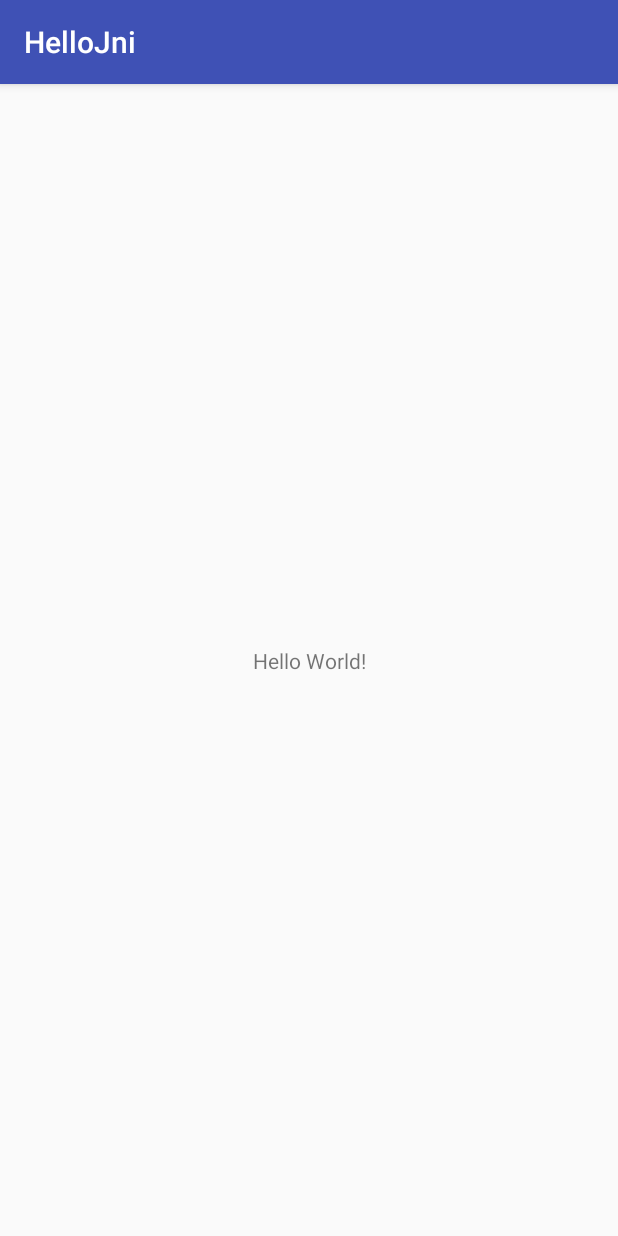
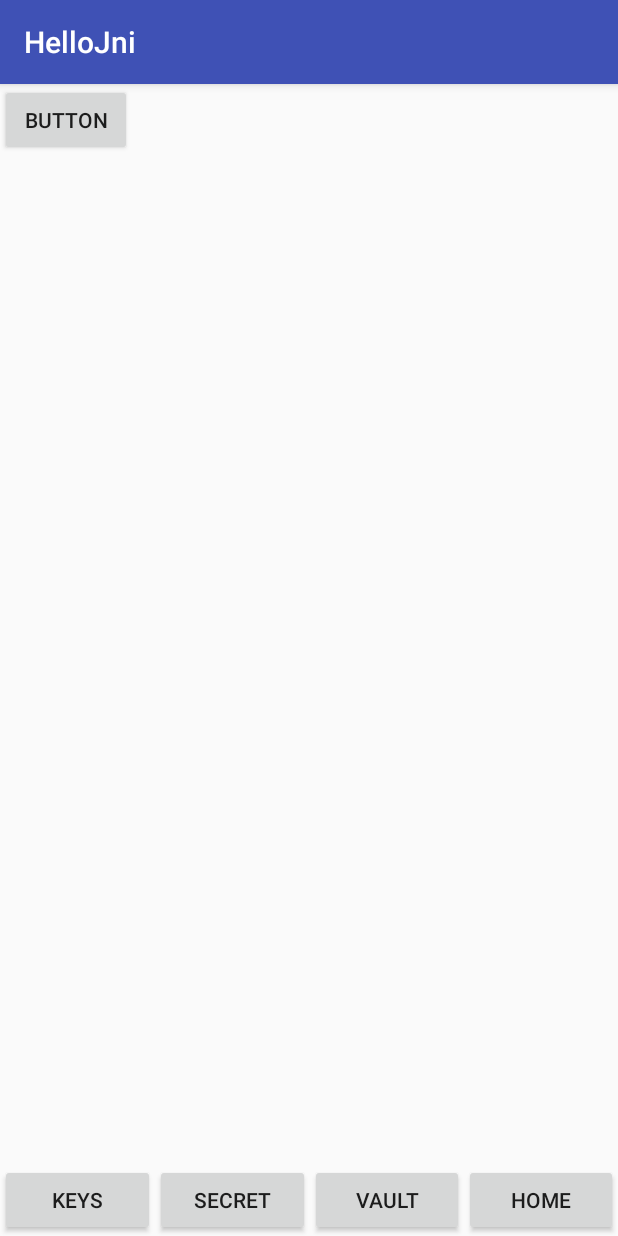
Before and after one commit to PartlyFluked/PASS-android, an Android app: the screen it shows after launch (HelloJni), on a phone screen of 412 x 824 dp. Run offline under Robolectric (Android 15) with nearby library versions, the phone set to English and light mode, and no system bars; 1 statement that could not run was skipped.

Commit message:
added main activity bar also dont know how to use gitignore in Android Studio

```diff
--- a/app/src/main/java/com/example/hellojni/HelloJni.java
+++ b/app/src/main/java/com/example/hellojni/HelloJni.kt
@@ -13,30 +13,44 @@
  * See the License for the specific language governing permissions and
  * limitations under the License.
  */
-package com.example.hellojni;
+package com.example.hellojni
 
-import android.support.v7.app.AppCompatActivity;
-import android.os.Bundle;
-import android.widget.TextView;
+import android.support.v7.app.AppCompatActivity
+import android.os.Bundle
+import android.view.View
+import android.widget.TextView
 
-public class HelloJni extends AppCompatActivity {
+class HelloJni : AppCompatActivity() {
 
-    @Override
-    protected void onCreate(Bundle savedInstanceState) {
-        super.onCreate(savedInstanceState);
+    override fun onCreate(savedInstanceState: Bundle?) {
+        super.onCreate(savedInstanceState)
         /* Retrieve our TextView and set its content.
          * the text is retrieved by calling a native
          * function.
          */
-        setContentView(R.layout.activity_hello_jni);
-        TextView tv = (TextView)findViewById(R.id.hello_textview);
-        tv.setText( stringFromJNI() );
+        setContentView(R.layout.activity_home)
+        //val tv = findViewById(R.id.hello_textview) as TextView
+        //tv.text = stringFromJNI()
     }
+
+    fun gotoHome(view: View){
+        setContentView(R.layout.activity_home)
+    }
+    fun gotoKeys(view: View){
+        setContentView(R.layout.activity_keys)
+    }
+    fun gotoVault(view: View){
+        setContentView(R.layout.activity_vault)
+    }
+    fun gotoSecret(view: View){
+        setContentView(R.layout.activity_secret)
+    }
+
     /* A native method that is implemented by the
      * 'hello-jni' native library, which is packaged
      * with this application.
      */
-    public native String  stringFromJNI();
+    external fun stringFromJNI(): String
 
     /* This is another native method declaration that is *not*
      * implemented by 'hello-jni'. This is simply to show that
@@ -48,14 +62,17 @@ public class HelloJni extends AppCompatActivity {
      * Trying to call this function will result in a
      * java.lang.UnsatisfiedLinkError exception !
      */
-    public native String  unimplementedStringFromJNI();
+    external fun unimplementedStringFromJNI(): String
 
-    /* this is used to load the 'hello-jni' library on application
+    companion object {
+
+        /* this is used to load the 'hello-jni' library on application
      * startup. The library has already been unpacked into
      * /data/data/com.example.hellojni/lib/libhello-jni.so at
      * installation time by the package manager.
      */
-    static {
-        System.loadLibrary("hello-jni");
+        init {
+            System.loadLibrary("hello-jni")
+        }
     }
 }
--- a/app/src/main/res/layout/activity_hello_jni.xml
+++ b/app/src/main/res/layout/activity_home.xml
@@ -4,17 +4,20 @@
     xmlns:tools="http://schemas.android.com/tools"
     android:id="@+id/activity_hello_jni"
     android:layout_width="match_parent"
-    android:layout_height="match_parent"
-    tools:context="com.example.hellojni.HelloJni">
+    android:layout_height="match_parent">
 
-    <TextView
-        android:id="@+id/hello_textview"
+    <Button
+        android:id="@+id/button6"
         android:layout_width="wrap_content"
         android:layout_height="wrap_content"
-        android:text="Hello World!"
-        app:layout_constraintBottom_toBottomOf="@+id/activity_hello_jni"
-        app:layout_constraintLeft_toLeftOf="@+id/activity_hello_jni"
-        app:layout_constraintRight_toRightOf="@+id/activity_hello_jni"
-        app:layout_constraintTop_toTopOf="@+id/activity_hello_jni" />
+        android:text="Button" />
+
+    <RelativeLayout
+        android:layout_width="match_parent"
+        android:layout_height="match_parent">
+
+        <include
+            layout="@layout/layout_btnbar" />
+    </RelativeLayout>
 
 </android.support.constraint.ConstraintLayout>
--- /dev/null
+++ b/app/src/main/res/layout/layout_btnbar.xml
@@ -0,0 +1,50 @@
+<?xml version="1.0" encoding="utf-8"?>
+<merge xmlns:android="http://schemas.android.com/apk/res/android"
+    xmlns:app="http://schemas.android.com/apk/res-auto"
+    xmlns:tools="http://schemas.android.com/tools"
+    android:id="@+id/frameLayout"
+    android:layout_width="match_parent"
+    android:layout_height="wrap_content">
+
+    <LinearLayout
+        android:layout_width="match_parent"
+        android:layout_height="wrap_content"
+        android:layout_alignParentBottom="true"
+        tools:layout_editor_absoluteX="8dp"
+        tools:layout_editor_absoluteY="8dp">
+
+        <Button
+            android:id="@+id/btn_keys"
+            android:layout_width="match_parent"
+            android:layout_height="match_parent"
+            android:layout_weight="1"
+            android:onClick="gotoKeys"
+            android:text="@string/keys" />
+
+        <Button
+            android:id="@+id/btn_secret"
+            android:layout_width="match_parent"
+            android:layout_height="match_parent"
+            android:layout_weight="1"
+            android:onClick="gotoSecret"
+            android:text="@string/secret" />
+
+        <Button
+            android:id="@+id/btn_vault"
+            android:layout_width="match_parent"
+            android:layout_height="match_parent"
+            android:layout_weight="1"
+            android:onClick="gotoVault"
+            android:text="@string/vault" />
+
+
+        <Button
+            android:id="@+id/btn_home"
+            android:layout_width="match_parent"
+            android:layout_height="match_parent"
+            android:layout_weight="1"
+            android:onClick="gotoHome"
+            android:text="@string/home" />
+    </LinearLayout>
+
+</merge>
--- a/app/src/main/res/values/strings.xml
+++ b/app/src/main/res/values/strings.xml
@@ -1,3 +1,7 @@
 <resources>
     <string name="app_name">HelloJni</string>
+    <string name="keys">Keys</string>
+    <string name="secret">Secret</string>
+    <string name="vault">Vault</string>
+    <string name="home">Home</string>
 </resources>
```
Also changed, not shown: app/src/main/res/layout/activity_keys.xml (added, +25 -0 lines), app/src/main/res/layout/activity_secret.xml (added, +25 -0 lines), app/src/main/res/layout/activity_vault.xml (added, +25 -0 lines), build.gradle (+18 -1 lines), 3 other files.
